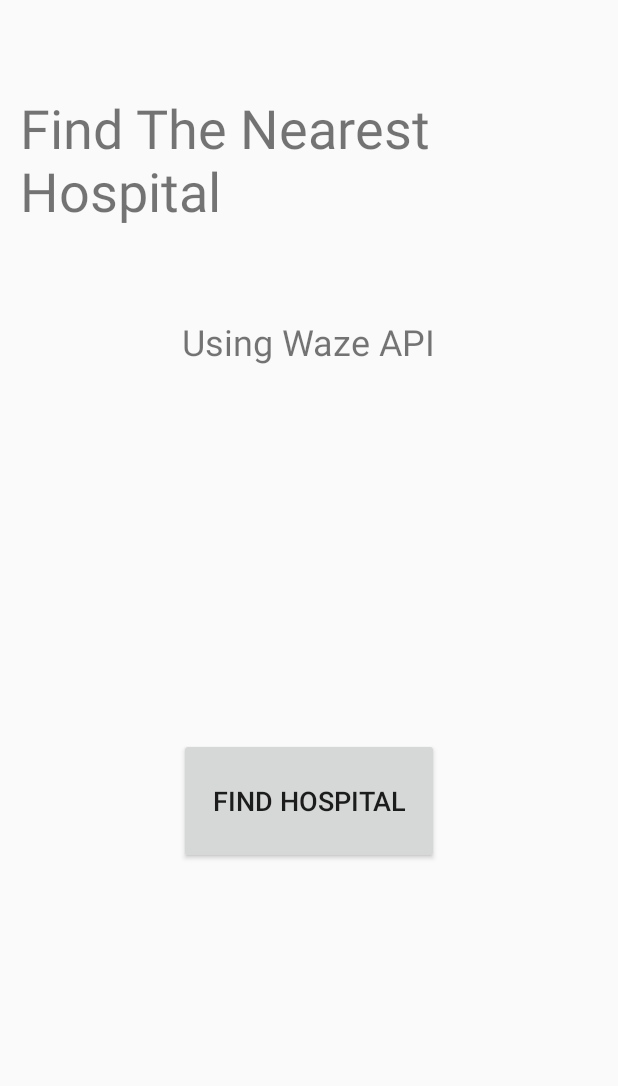
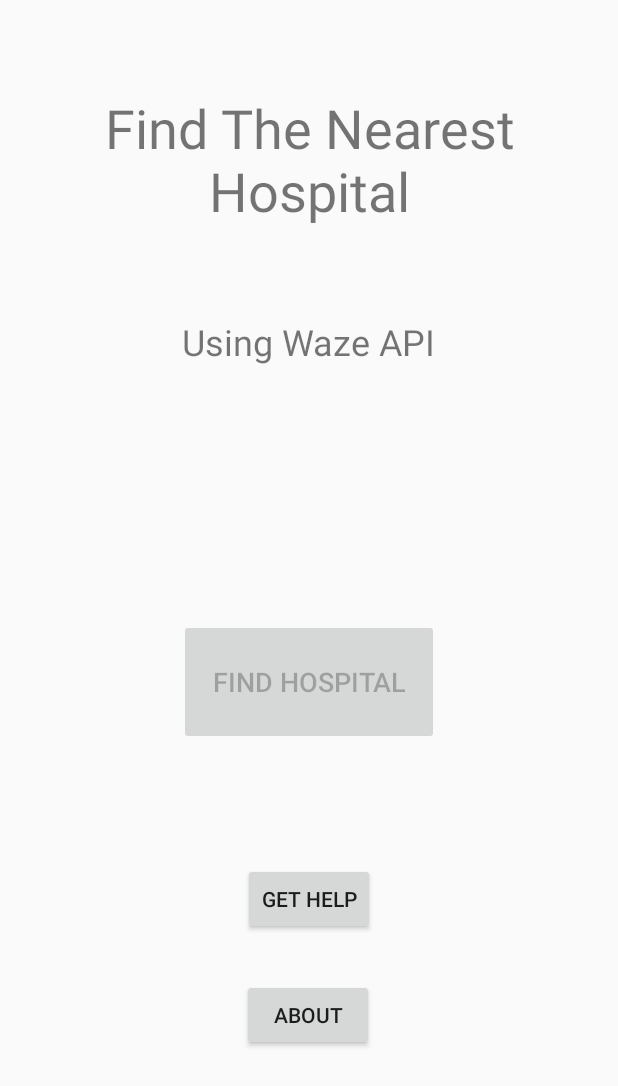
Before and after one commit to Lior303/NearestHospitalWaze, an Android app: the screen it shows after launch (MainActivity), after a tap on "FIND HOSPITAL", on a phone screen of 412 x 824 dp. Shown: the top 1086 px of the screen. Run offline under Robolectric (Android 15) with nearby library versions, the phone set to English and light mode, and no system bars; our stand-ins replace Volley; network calls fail.

Commit message:
ready to go

```diff
--- a/app/src/main/java/com/example/myapplication/MainActivity.java
+++ b/app/src/main/java/com/example/myapplication/MainActivity.java
@@ -1,7 +1,9 @@
 package com.example.myapplication;
 
+import androidx.appcompat.app.AlertDialog;
 import androidx.appcompat.app.AppCompatActivity;
 
+import android.content.DialogInterface;
 import android.content.Intent;
 import android.location.Location;
 import android.location.LocationManager;
@@ -10,6 +12,8 @@ import android.os.Bundle;
 import android.util.Log;
 import android.view.View;
 import android.widget.Button;
+import android.widget.Toast;
+
 import com.android.volley.Request;
 import com.android.volley.RequestQueue;
 import com.android.volley.Response;
@@ -43,14 +47,54 @@ import javax.net.ssl.HttpsURLConnection;
 public class MainActivity extends AppCompatActivity {
 
     private Button findHospital;
+    private Button getHelp;
+    private Button about;
     private static final String URL = "http://192.168.137.44:5000/";
     private static String coords[] = new String[2]; // first lat than lon
+    private FusedLocationProviderClient fusedLocationClient;
 
     @Override
     protected void onCreate(Bundle savedInstanceState) {
         super.onCreate(savedInstanceState);
         setContentView(R.layout.activity_main);
 
+        about = findViewById(R.id.about);
+        about.setOnClickListener(new View.OnClickListener() {
+            @Override
+            public void onClick(View v) {
+                AlertDialog alertDialog = new AlertDialog.Builder(MainActivity.this).create();
+                alertDialog.setTitle("Nearest Hospital with Waze");
+                alertDialog.setMessage("This application find the nearest hospital (in terms of ETA) from the user's" +
+                        " current location. Than, the application starts Waze navigation towards this hospital.");
+                alertDialog.setButton(AlertDialog.BUTTON_NEUTRAL, "OK",
+                        new DialogInterface.OnClickListener() {
+                            public void onClick(DialogInterface dialog, int which) {
+                                dialog.dismiss();
+                            }
+                        });
+                alertDialog.show();
+            }
+        });
+
+        getHelp = findViewById(R.id.getHelp);
+        getHelp.setOnClickListener(new View.OnClickListener() {
+            @Override
+            public void onClick(View v) {
+                AlertDialog alertDialog = new AlertDialog.Builder(MainActivity.this).create();
+                alertDialog.setTitle("Nearest Hospital with Waze");
+                alertDialog.setMessage("This application was created by Lior Vaknin and Mordy Dabah, " +
+                        "as part of the course Geolocation and IoT.");
+                alertDialog.setButton(AlertDialog.BUTTON_NEUTRAL, "OK",
+                        new DialogInterface.OnClickListener() {
+                            public void onClick(DialogInterface dialog, int which) {
+                                dialog.dismiss();
+                            }
+                        });
+                alertDialog.show();
+            }
+        });
+
+        fusedLocationClient = LocationServices.getFusedLocationProviderClient(this);
         findHospital = findViewById(R.id.findHospital);
         findHospital.setOnClickListener(new View.OnClickListener(){
             @Override
@@ -58,8 +102,20 @@ public class MainActivity extends AppCompatActivity {
 
                 //
                 // find local position
-                coords[0] =  "31.79300880432129";
-                coords[1] = "34.64921951293945";
+                Toast.makeText(MainActivity.this, "Start calculating...", Toast.LENGTH_LONG).show();
+                findHospital.setEnabled(false);
+
+                fusedLocationClient.getLastLocation()
+                        .addOnSuccessListener(MainActivity.this, new OnSuccessListener<Location>() {
+                            @Override
+                            public void onSuccess(Location location) {
+                                // Got last known location. In some rare situations this can be null.
+                                if (location != null) {
+                                    coords[0] = Double.toString(location.getLatitude());
+                                    coords[1] = Double.toString(location.getLongitude());
+                                }
+                            }
+                        });
 
                 //
                 // post to server
@@ -121,10 +177,6 @@ public class MainActivity extends AppCompatActivity {
         requestQueue.add(objectRequest);
     }
 
-    private void get_location(){
-
-    }
-
     private void startWaze(){
         String uri = "waze://?ll=" + coords[0] + ", " + coords[1] + "&navigate=yes";
         startActivity(new Intent(android.content.Intent.ACTION_VIEW,
--- a/app/src/main/res/layout/activity_main.xml
+++ b/app/src/main/res/layout/activity_main.xml
@@ -6,10 +6,23 @@
     android:layout_height="match_parent"
     tools:context=".MainActivity">
 
+    <Button
+        android:id="@+id/about"
+        android:layout_width="wrap_content"
+        android:layout_height="wrap_content"
+        android:text="About"
+        app:layout_constraintBottom_toBottomOf="parent"
+        app:layout_constraintEnd_toEndOf="parent"
+        app:layout_constraintHorizontal_bias="0.498"
+        app:layout_constraintStart_toStartOf="parent"
+        app:layout_constraintTop_toBottomOf="@+id/getHelp"
+        app:layout_constraintVertical_bias="0.191" />
+
     <TextView
         android:id="@+id/textView2"
         android:layout_width="386dp"
         android:layout_height="117dp"
+        android:gravity="center_horizontal"
         android:text="Find The Nearest Hospital"
         android:textSize="36sp"
         app:layout_constraintBottom_toBottomOf="parent"
@@ -41,6 +54,18 @@
         app:layout_constraintBottom_toBottomOf="parent"
         app:layout_constraintEnd_toEndOf="parent"
         app:layout_constraintStart_toStartOf="parent"
-        app:layout_constraintTop_toBottomOf="@+id/textView" />
+        app:layout_constraintTop_toBottomOf="@+id/textView"
+        app:layout_constraintVertical_bias="0.34" />
+
+    <Button
+        android:id="@+id/getHelp"
+        android:layout_width="wrap_content"
+        android:layout_height="wrap_content"
+        android:text="Get Help"
+        app:layout_constraintBottom_toBottomOf="parent"
+        app:layout_constraintEnd_toEndOf="parent"
+        app:layout_constraintStart_toStartOf="parent"
+        app:layout_constraintTop_toBottomOf="@+id/findHospital"
+        app:layout_constraintVertical_bias="0.281" />
 
 </androidx.constraintlayout.widget.ConstraintLayout>
--- a/app/src/main/res/values/strings.xml
+++ b/app/src/main/res/values/strings.xml
@@ -1,3 +1,3 @@
 <resources>
-    <string name="app_name">My Application</string>
+    <string name="app_name">Find Nearest Hospital</string>
 </resources>
```
